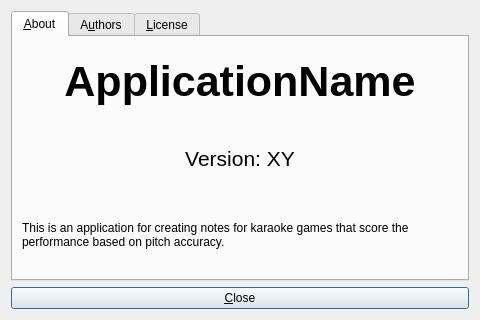
Above: aboutdialog.ui from performous/composer before the change. Below: the same form after it.
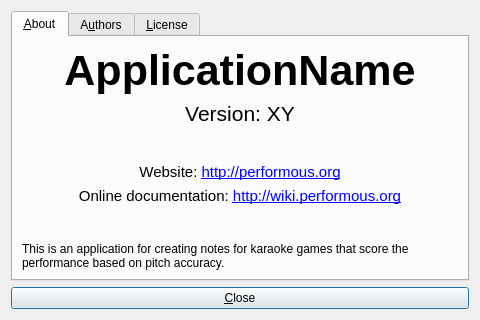
That is the form after the change.

Commit message: Added nice website links to about dialog.

The edit to the form file:
```diff
--- a/aboutdialog.ui
+++ b/aboutdialog.ui
@@ -53,6 +53,69 @@
          </property>
         </widget>
        </item>
+       <item>
+        <spacer name="verticalSpacer">
+         <property name="orientation">
+          <enum>Qt::Vertical</enum>
+         </property>
+         <property name="sizeHint" stdset="0">
+          <size>
+           <width>20</width>
+           <height>40</height>
+          </size>
+         </property>
+        </spacer>
+       </item>
+       <item>
+        <widget class="QLabel" name="label">
+         <property name="text">
+          <string>&lt;!DOCTYPE HTML PUBLIC &quot;-//W3C//DTD HTML 4.0//EN&quot; &quot;http://www.w3.org/TR/REC-html40/strict.dtd&quot;&gt;
+&lt;html&gt;&lt;head&gt;&lt;meta name=&quot;qrichtext&quot; content=&quot;1&quot; /&gt;&lt;style type=&quot;text/css&quot;&gt;
+p, li { white-space: pre-wrap; }
+&lt;/style&gt;&lt;/head&gt;&lt;body style=&quot; font-family:'Ubuntu'; font-size:11pt; font-weight:400; font-style:normal;&quot;&gt;
+&lt;p style=&quot; margin-top:0px; margin-bottom:0px; margin-left:0px; margin-right:0px; -qt-block-indent:0; text-indent:0px;&quot;&gt;Website: &lt;a href=&quot;http://performous.org&quot;&gt;&lt;span style=&quot; text-decoration: underline; color:#0000ff;&quot;&gt;http://performous.org&lt;/span&gt;&lt;/a&gt;&lt;/p&gt;&lt;/body&gt;&lt;/html&gt;</string>
+         </property>
+         <property name="textFormat">
+          <enum>Qt::RichText</enum>
+         </property>
+         <property name="alignment">
+          <set>Qt::AlignCenter</set>
+         </property>
+         <property name="openExternalLinks">
+          <bool>true</bool>
+         </property>
+        </widget>
+       </item>
+       <item>
+        <widget class="QLabel" name="label_2">
+         <property name="text">
+          <string>&lt;!DOCTYPE HTML PUBLIC &quot;-//W3C//DTD HTML 4.0//EN&quot; &quot;http://www.w3.org/TR/REC-html40/strict.dtd&quot;&gt;
+&lt;html&gt;&lt;head&gt;&lt;meta name=&quot;qrichtext&quot; content=&quot;1&quot; /&gt;&lt;style type=&quot;text/css&quot;&gt;
+p, li { white-space: pre-wrap; }
+&lt;/style&gt;&lt;/head&gt;&lt;body style=&quot; font-family:'Ubuntu'; font-size:11pt; font-weight:400; font-style:normal;&quot;&gt;
+&lt;p style=&quot; margin-top:0px; margin-bottom:0px; margin-left:0px; margin-right:0px; -qt-block-indent:0; text-indent:0px;&quot;&gt;Online documentation: &lt;a href=&quot;http://wiki.performous.org&quot;&gt;&lt;span style=&quot; text-decoration: underline; color:#0000ff;&quot;&gt;http://wiki.performous.org&lt;/span&gt;&lt;/a&gt;&lt;/p&gt;&lt;/body&gt;&lt;/html&gt;</string>
+         </property>
+         <property name="alignment">
+          <set>Qt::AlignCenter</set>
+         </property>
+         <property name="openExternalLinks">
+          <bool>true</bool>
+         </property>
+        </widget>
+       </item>
+       <item>
+        <spacer name="verticalSpacer_2">
+         <property name="orientation">
+          <enum>Qt::Vertical</enum>
+         </property>
+         <property name="sizeHint" stdset="0">
+          <size>
+           <width>20</width>
+           <height>40</height>
+          </size>
+         </property>
+        </spacer>
+       </item>
        <item>
         <widget class="QLabel" name="lblDescription">
          <property name="text">
```
